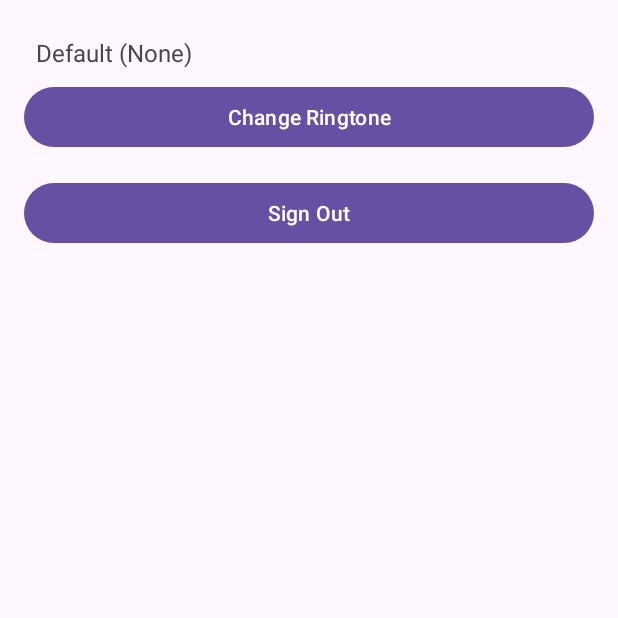
After one commit to amirshanab/ReminderTODO, an Android app: the SettingsActivity screen opened directly, with no data from a screen before it, on a phone screen of 412 x 824 dp, the top half of it. The commit adds this screen. Run offline under Robolectric (Android 15) with nearby library versions, the phone set to English and light mode, and no system bars; our stand-ins replace Firebase (no records; nobody signed in at launch, a user with empty details on screens opened directly).

Commit message:
notifications left

```diff
--- a/app/src/main/AndroidManifest.xml
+++ b/app/src/main/AndroidManifest.xml
@@ -24,6 +24,8 @@
         <activity android:name=".MainActivity" android:exported="true" />
         <activity android:name=".AddReminderActivity" android:exported="true" />
         <activity android:name=".AuthActivity" android:exported="true" />
+        <activity android:name=".SettingsActivity" android:exported="true" />
+
     </application>
 
 </manifest>
--- /dev/null
+++ b/app/src/main/java/com/example/reminderapp_todo/SettingsActivity.java
@@ -0,0 +1,65 @@
+package com.example.reminderapp_todo;
+
+import android.content.Intent;
+import android.media.RingtoneManager;
+import android.net.Uri;
+import android.os.Bundle;
+import android.preference.PreferenceManager;
+import android.widget.Button;
+import android.widget.TextView;
+
+import androidx.annotation.Nullable;
+import androidx.appcompat.app.AppCompatActivity;
+
+import com.google.firebase.auth.FirebaseAuth;
+
+public class SettingsActivity extends AppCompatActivity {
+
+    private static final int RINGTONE_REQUEST_CODE = 1;
+    private TextView selectedRingtoneTextView;
+    private Uri selectedRingtoneUri;
+
+    @Override
+    protected void onCreate(Bundle savedInstanceState) {
+        super.onCreate(savedInstanceState);
+        setContentView(R.layout.activity_settings);
+
+        selectedRingtoneTextView = findViewById(R.id.selectedRingtoneTextView);
+        Button changeRingtoneButton = findViewById(R.id.changeRingtoneButton);
+        Button signOutButton = findViewById(R.id.signOutButton);
+
+        // Load saved ringtone
+        String savedRingtoneUri = PreferenceManager.getDefaultSharedPreferences(this)
+                .getString("reminder_ringtone", RingtoneManager.getDefaultUri(RingtoneManager.TYPE_NOTIFICATION).toString());
+        selectedRingtoneUri = Uri.parse(savedRingtoneUri);
+        selectedRingtoneTextView.setText(RingtoneManager.getRingtone(this, selectedRingtoneUri).getTitle(this));
+
+        changeRingtoneButton.setOnClickListener(v -> {
+            Intent intent = new Intent(RingtoneManager.ACTION_RINGTONE_PICKER);
+            intent.putExtra(RingtoneManager.EXTRA_RINGTONE_TYPE, RingtoneManager.TYPE_NOTIFICATION);
+            intent.putExtra(RingtoneManager.EXTRA_RINGTONE_TITLE, "Select Reminder Ringtone");
+            intent.putExtra(RingtoneManager.EXTRA_RINGTONE_EXISTING_URI, selectedRingtoneUri);
+            startActivityForResult(intent, RINGTONE_REQUEST_CODE);
+        });
+
+        signOutButton.setOnClickListener(v -> {
+            FirebaseAuth.getInstance().signOut();
+            startActivity(new Intent(SettingsActivity.this, AuthActivity.class));
+            finish();
+        });
+    }
+
+    @Override
+    protected void onActivityResult(int requestCode, int resultCode, @Nullable Intent data) {
+        super.onActivityResult(requestCode, resultCode, data);
+        if (requestCode == RINGTONE_REQUEST_CODE && resultCode == RESULT_OK && data != null) {
+            selectedRingtoneUri = data.getParcelableExtra(RingtoneManager.EXTRA_RINGTONE_PICKED_URI);
+            if (selectedRingtoneUri != null) {
+                selectedRingtoneTextView.setText(RingtoneManager.getRingtone(this, selectedRingtoneUri).getTitle(this));
+                // Save selected ringtone
+                PreferenceManager.getDefaultSharedPreferences(this).edit()
+                        .putString("reminder_ringtone", selectedRingtoneUri.toString()).apply();
+            }
+        }
+    }
+}
--- a/app/src/main/res/drawable/ic_delete.xml
+++ b/app/src/main/res/drawable/ic_delete.xml
@@ -4,6 +4,6 @@
     android:viewportWidth="24"
     android:viewportHeight="24">
     <path
-        android:fillColor="#000000"
-        android:pathData="M6,19A2,2 0,0 0,8 21h8a2,2 0,0 0,2-2V7H6v12zM19,4h-3.5l-1-1h-5l-1,1H5v2h14V4z"/>
+        android:fillColor="#FF000000"
+        android:pathData="M3,6h18v2H3V6zm3,14c0,1.1 0.9,2 2,2h8c1.1,0 2-0.9 2-2V8H6v12zM16.5,4l-1-1h-7l-1,1H5v2h14V4H16.5z" />
 </vector>
--- a/app/src/main/res/drawable/ic_edit.xml
+++ b/app/src/main/res/drawable/ic_edit.xml
@@ -4,6 +4,6 @@
     android:viewportWidth="24"
     android:viewportHeight="24">
     <path
-        android:fillColor="#000000"
-        android:pathData="M3 17.25V21h3.75L17.81 9.94l-3.75-3.75L3 17.25zM20.71 7.04c.39-.39.39-1.02 0-1.41l-2.34-2.34c-.39-.39-1.02-.39-1.41 0L15.13 4.87l3.75 3.75 1.83-1.83z"/>
+        android:fillColor="#FF000000"
+        android:pathData="M3,17.25V21h3.75l11.06-11.06-3.75-3.75L3,17.25zM20.71,7.04c0.39-0.39 0.39-1.02 0-1.41l-2.34-2.34c-0.39-0.39 -1.02-0.39 -1.41,0l-1.83,1.83 3.75,3.75L20.71,7.04z" />
 </vector>
--- /dev/null
+++ b/app/src/main/res/layout/activity_settings.xml
@@ -0,0 +1,28 @@
+<?xml version="1.0" encoding="utf-8"?>
+<LinearLayout xmlns:android="http://schemas.android.com/apk/res/android"
+    android:layout_width="match_parent"
+    android:layout_height="match_parent"
+    android:orientation="vertical"
+    android:padding="16dp">
+
+    <TextView
+        android:id="@+id/selectedRingtoneTextView"
+        android:layout_width="match_parent"
+        android:layout_height="wrap_content"
+        android:text="Selected Ringtone"
+        android:textSize="16sp"
+        android:padding="8dp" />
+
+    <Button
+        android:id="@+id/changeRingtoneButton"
+        android:layout_width="match_parent"
+        android:layout_height="wrap_content"
+        android:text="Change Ringtone" />
+
+    <Button
+        android:id="@+id/signOutButton"
+        android:layout_width="match_parent"
+        android:layout_height="wrap_content"
+        android:text="Sign Out"
+        android:layout_marginTop="16dp" />
+</LinearLayout>
```
Also changed, not shown: app/src/main/java/com/example/reminderapp_todo/MainActivity.java (+17 -15 lines), app/src/main/java/com/example/reminderapp_todo/Reminder.java (+11 -22 lines), app/src/main/java/com/example/reminderapp_todo/ReminderAdapter.java (+21 -30 lines), app/src/main/res/layout/activity_main.xml (+20 -5 lines), app/src/main/res/layout/item_reminder.xml (+44 -17 lines).
